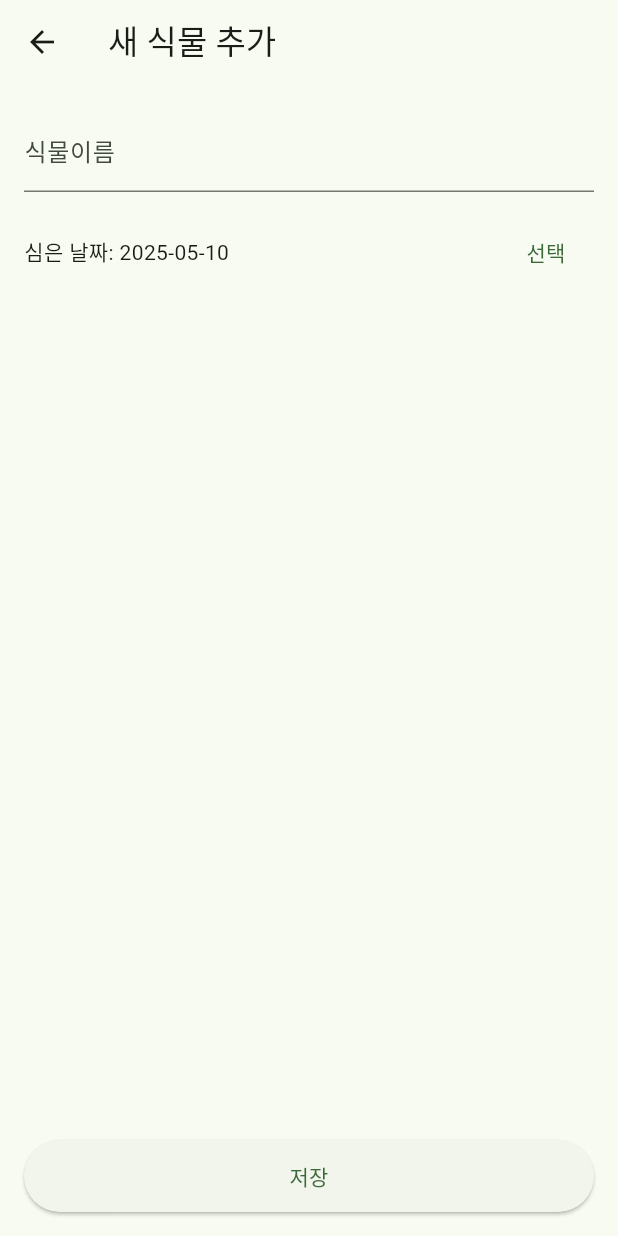
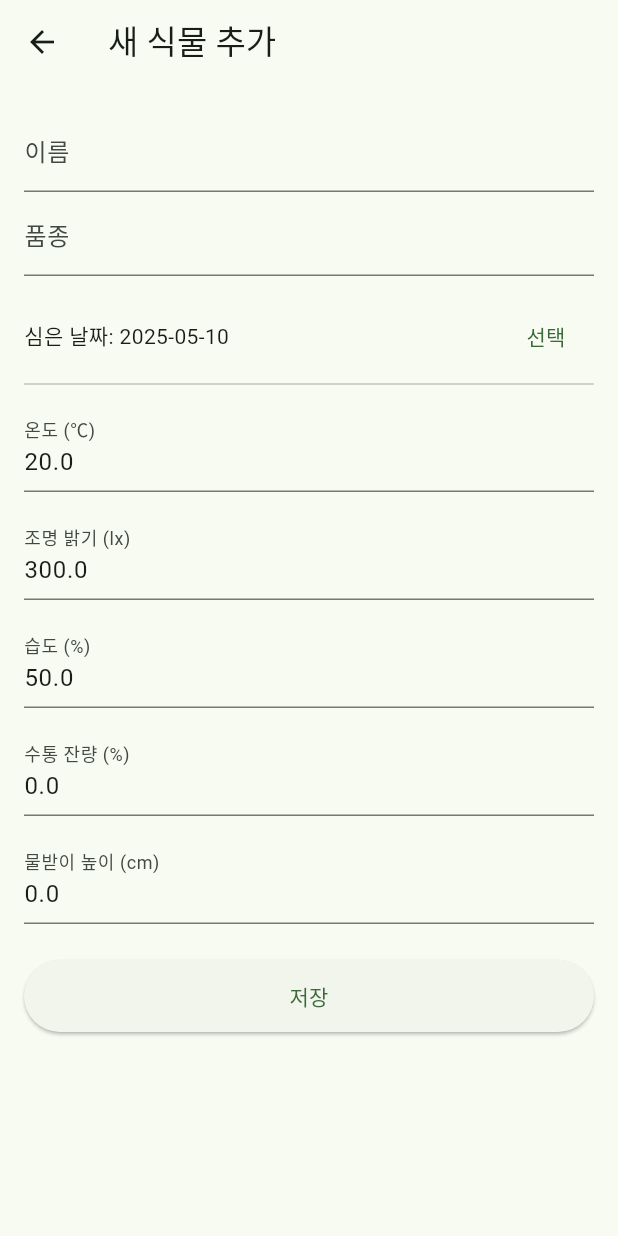
Before and after one commit to jhshin305/Plantmate, a Flutter app: the screen it shows after launch, after a tap on the "add" icon, on a phone screen of 412 x 824 dp. Run offline on Flutter 3.47's test engine with Material 3 defaults, Android fonts, the light colour scheme and no system bars; our stand-ins replace sqflite; accounts and stored records are empty.

Commit message:
only one plant

```diff
--- a/plantmate/lib/main.dart
+++ b/plantmate/lib/main.dart
@@ -1,25 +1,24 @@
 import 'package:flutter/material.dart';
 import 'screens/home_screen.dart';
+import 'screens/add_plant_screen.dart';
 import 'screens/detail_screen.dart';
-import 'screens/add_plant_screen.dart';
 
 void main() => runApp(const PlantMateApp());
 
 class PlantMateApp extends StatelessWidget {
   const PlantMateApp({super.key});
-
   @override
-  Widget build(BuildContext context) {
+  Widget build(BuildContext c) {
     return MaterialApp(
       title: 'PlantMate',
-      theme: ThemeData(
+      theme: ThemeData.from(
         colorScheme: ColorScheme.fromSeed(seedColor: Colors.green),
       ),
       initialRoute: '/',
       routes: {
         '/': (_) => const HomeScreen(),
+        '/add': (_) => const AddPlantScreen(),
         '/detail': (_) => const DetailScreen(),
-        '/add': (_) => const AddPlantScreen(),
       },
     );
   }
--- a/plantmate/lib/screens/add_plant_screen.dart
+++ b/plantmate/lib/screens/add_plant_screen.dart
@@ -1,7 +1,7 @@
 import 'package:flutter/material.dart';
 
 class AddPlantScreen extends StatefulWidget {
-  const AddPlantScreen({super.key});
+  const AddPlantScreen({Key? key}) : super(key: key);
 
   @override
   State<AddPlantScreen> createState() => _AddPlantScreenState();
@@ -10,23 +10,41 @@ class AddPlantScreen extends StatefulWidget {
 class _AddPlantScreenState extends State<AddPlantScreen> {
   final _formKey = GlobalKey<FormState>();
   String _name = '';
-  DateTime _planted = DateTime.now();
+  String _variety = '';
+  DateTime _date = DateTime.now();
+  double _temp = 20;
+  double _bright = 300;
+  double _hum = 50;
+  double _tank = 0;
+  double _tray = 0;
 
   Future<void> _pickDate() async {
-    final dt = await showDatePicker(
+    final picked = await showDatePicker(
       context: context,
-      initialDate: _planted,
+      initialDate: _date,
       firstDate: DateTime(2020),
       lastDate: DateTime.now(),
     );
-    if (dt != null) setState(() => _planted = dt);
+    if (picked != null) {
+      setState(() {
+        _date = picked;
+      });
+    }
   }
 
   void _save() {
     if (!_formKey.currentState!.validate()) return;
     _formKey.currentState!.save();
-    // TODO: DB 저장 & 서버 동기화 로직
-    Navigator.pop(context, _name); // _name을 실제로 사용합니다.
+    Navigator.pop<Map<String, dynamic>>(context, {
+      'name': _name,
+      'variety': _variety,
+      'date': _date.toIso8601String(),
+      'temp': _temp,
+      'bright': _bright,
+      'hum': _hum,
+      'tank': _tank,
+      'tray': _tray,
+    });
   }
 
   @override
@@ -37,26 +55,64 @@ class _AddPlantScreenState extends State<AddPlantScreen> {
         padding: const EdgeInsets.all(16),
         child: Form(
           key: _formKey,
-          child: Column(
+          child: ListView(
             children: [
               TextFormField(
-                decoration: const InputDecoration(labelText: '식물이름'),
-                validator: (v) => v == null || v.isEmpty ? '이름을 입력해주세요' : null,
-                onSaved: (v) => _name = v!,
+                decoration: const InputDecoration(labelText: '이름'),
+                validator: (value) =>
+                    value == null || value.isEmpty ? '필수 입력' : null,
+                onSaved: (value) => _name = value!,
+              ),
+              TextFormField(
+                decoration: const InputDecoration(labelText: '품종'),
+                validator: (value) =>
+                    value == null || value.isEmpty ? '필수 입력' : null,
+                onSaved: (value) => _variety = value!,
               ),
               const SizedBox(height: 16),
               Row(
                 children: [
-                  Text('심은 날짜: ${_planted.toLocal().toString().split(' ')[0]}'),
+                  Text('심은 날짜: ${_date.toLocal().toString().split(' ')[0]}'),
                   const Spacer(),
-                  TextButton(onPressed: _pickDate, child: const Text('선택')),
+                  TextButton(
+                    onPressed: _pickDate,
+                    child: const Text('선택'),
+                  ),
                 ],
               ),
-              const Spacer(),
+              const Divider(),
+              _buildNumberField(
+                label: '온도 (℃)',
+                initialValue: _temp.toString(),
+                onSaved: (value) => _temp = double.parse(value ?? '0'),
+              ),
+              _buildNumberField(
+                label: '조명 밝기 (lx)',
+                initialValue: _bright.toString(),
+                onSaved: (value) => _bright = double.parse(value ?? '0'),
+              ),
+              _buildNumberField(
+                label: '습도 (%)',
+                initialValue: _hum.toString(),
+                onSaved: (value) => _hum = double.parse(value ?? '0'),
+              ),
+              _buildNumberField(
+                label: '수통 잔량 (%)',
+                initialValue: _tank.toString(),
+                onSaved: (value) => _tank = double.parse(value ?? '0'),
+              ),
+              _buildNumberField(
+                label: '물받이 높이 (cm)',
+                initialValue: _tray.toString(),
+                onSaved: (value) => _tray = double.parse(value ?? '0'),
+              ),
+              const SizedBox(height: 16),
               ElevatedButton(
                 onPressed: _save,
-                style: ElevatedButton.styleFrom(minimumSize: const Size.fromHeight(48)),
-                child: const Text('저장'), // child를 맨 뒤로 옮겼습니다.
+                style: ElevatedButton.styleFrom(
+                  minimumSize: const Size.fromHeight(48),
+                ),
+                child: const Text('저장'),
               ),
             ],
           ),
@@ -64,4 +120,22 @@ class _AddPlantScreenState extends State<AddPlantScreen> {
       ),
     );
   }
+
+  Widget _buildNumberField({
+    required String label,
+    required String initialValue,
+    required FormFieldSetter<String?> onSaved,
+  }) {
+    return Padding(
+      padding: const EdgeInsets.symmetric(vertical: 8),
+      child: TextFormField(
+        initialValue: initialValue,
+        keyboardType: TextInputType.number,
+        decoration: InputDecoration(labelText: label),
+        validator: (value) =>
+            value == null || value.isEmpty ? '필수 입력' : null,
+        onSaved: onSaved,
+      ),
+    );
+  }
 }
--- a/plantmate/lib/screens/detail_screen.dart
+++ b/plantmate/lib/screens/detail_screen.dart
@@ -15,17 +15,15 @@ class DetailScreen extends StatelessWidget {
           children: [
             Text(plantName, style: Theme.of(context).textTheme.headlineSmall),
             const SizedBox(height: 16),
-            // 센서 데이터 차트 자리
+            // 차트 자리
             Container(
               height: 150,
               color: Colors.green[50],
               child: const Center(child: Text('차트/그래프 영역')),
             ),
             const SizedBox(height: 16),
-            // 토글 예시
             Row(
               mainAxisAlignment: MainAxisAlignment.spaceBetween,
-              // const를 제거합니다.
               children: [
                 const Text('자동 급수'),
                 Switch(value: true, onChanged: (_) {}),
--- a/plantmate/lib/screens/home_screen.dart
+++ b/plantmate/lib/screens/home_screen.dart
@@ -1,91 +1,116 @@
 import 'package:flutter/material.dart';
+import '../models/plant.dart';
+import '../services/db_helper.dart';
+import 'add_plant_screen.dart';
 
-class HomeScreen extends StatelessWidget {
-  const HomeScreen({super.key});
+class HomeScreen extends StatefulWidget {
+  const HomeScreen({Key? key}) : super(key: key);
 
-  final List<String> _plants = const ['알로에', '스투키', '몬스테라'];
+  @override
+  State<HomeScreen> createState() => _HomeScreenState();
+}
+
+class _HomeScreenState extends State<HomeScreen> {
+  final DBHelper _db = DBHelper();
+  Plant? _plant;
+
+  @override
+  void initState() {
+    super.initState();
+    _loadPlant();
+  }
+
+  Future<void> _loadPlant() async {
+    final plants = await _db.fetchAllPlants();
+    setState(() => _plant = plants.isNotEmpty ? plants.first : null);
+  }
+
+  Future<void> _addPlant() async {
+    final result = await Navigator.push<Map<String, dynamic>>(
+      context,
+      MaterialPageRoute(builder: (_) => const AddPlantScreen()),
+    );
+    if (result != null) {
+      final newPlant = Plant(
+        name: result['name'] as String,
+        variety: result['variety'] as String,
+        plantedDate: DateTime.parse(result['date'] as String),
+        temperature: result['temp'] as double,
+        brightness: result['bright'] as double,
+        humidity: result['hum'] as double,
+        tankLevel: result['tank'] as double,
+        trayHeight: result['tray'] as double,
+      );
+      if (_plant == null) {
+        await _db.insertPlant(newPlant);
+      } else {
+        final updated = newPlant..id = _plant!.id;
+        await _db.updatePlant(updated);
+      }
+      _loadPlant();
+    }
+  }
+
+  Future<void> _removePlant() async {
+    if (_plant?.id != null) {
+      await _db.deletePlant(_plant!.id!);
+      setState(() => _plant = null);
+    }
+  }
 
   @override
   Widget build(BuildContext context) {
-    final count = _plants.length + 1;
     return Scaffold(
       appBar: AppBar(
         title: const Text('🌿 PlantMate'),
+        actions: [
+          if (_plant != null)
+            IconButton(
+              icon: const Icon(Icons.delete),
+              onPressed: _removePlant,
+            ),
+        ],
       ),
-      body: Padding(
-        padding: const EdgeInsets.all(16),
-        child: GridView.builder(
-          itemCount: count,
-          gridDelegate: const SliverGridDelegateWithFixedCrossAxisCount(
-            crossAxisCount: 2,
-            mainAxisSpacing: 12,
-            crossAxisSpacing: 12,
-            childAspectRatio: 4 / 5,
-          ),
-          itemBuilder: (ctx, i) {
-            if (i == _plants.length) {
-              return _AddCard(onTap: () => Navigator.pushNamed(ctx, '/add'));
-            }
-            return _PlantCard(
-              name: _plants[i],
-              days: (i + 1) * 3,
-              onTap: () => Navigator.pushNamed(ctx, '/detail', arguments: _plants[i]),
-            );
-          },
-        ),
-      ),
+      body: _plant == null
+          ? Center(
+              child: ElevatedButton.icon(
+                icon: const Icon(Icons.add),
+                label: const Text('새 식물 추가'),
+                onPressed: _addPlant,
+              ),
+            )
+          : Padding(
+              padding: const EdgeInsets.all(16),
+              child: Column(
+                crossAxisAlignment: CrossAxisAlignment.start,
+                children: [
+                  Text(
+                    _plant!.name,
+                    style: Theme.of(context).textTheme.headlineSmall,
+                  ),
+                  const SizedBox(height: 8),
+                  Text('품종: ${_plant!.variety}'),
+                  const SizedBox(height: 4),
+                  Text('심은 날짜: ${_plant!.plantedDate.toLocal().toString().split(' ')[0]}'),
+                  const SizedBox(height: 4),
+                  Text('온도: ${_plant!.temperature}℃'),
+                  const SizedBox(height: 2),
+                  Text('조명 밝기: ${_plant!.brightness} lx'),
+                  const SizedBox(height: 2),
+                  Text('습도: ${_plant!.humidity}%'),
+                  const SizedBox(height: 2),
+                  Text('수통 잔량: ${_plant!.tankLevel}%'),
+                  const SizedBox(height: 2),
+                  Text('물받이 높이: ${_plant!.trayHeight} cm'),
+                ],
+              ),
+            ),
+      floatingActionButton: _plant == null
+          ? FloatingActionButton(
+              onPressed: _addPlant,
+              child: const Icon(Icons.add),
+            )
+          : null,
     );
   }
 }
-
-class _PlantCard extends StatelessWidget {
-  final String name;
-  final int days;
-  final VoidCallback onTap;
-  const _PlantCard({required this.name, required this.days, required this.onTap});
-
-  @override
-  Widget build(BuildContext context) {
-    return Card(
-      shape: RoundedRectangleBorder(borderRadius: BorderRadius.circular(12)),
-      elevation: 2,
-      child: InkWell(
-        borderRadius: BorderRadius.circular(12),
-        onTap: onTap,
-        child: Padding(
-          padding: const EdgeInsets.all(12),
-          child: Column(
-            crossAxisAlignment: CrossAxisAlignment.start,
-            children: [
-              Center(child: Icon(Icons.local_florist, size: 48, color: Colors.green[700])),
-              const Spacer(),
-              Text(name, style: Theme.of(context).textTheme.titleMedium),
-              const SizedBox(height: 4),
-              Text('$days일차', style: Theme.of(context).textTheme.bodySmall),
-            ],
-          ),
-        ),
-      ),
-    );
-  }
-}
-
-class _AddCard extends StatelessWidget {
-  final VoidCallback onTap;
-  const _AddCard({required this.onTap});
-
-  @override
-  Widget build(BuildContext context) {
-    return Card(
-      shape: RoundedRectangleBorder(
-        borderRadius: BorderRadius.circular(12),
-        side: BorderSide(color: Colors.grey[300]!),
-      ),
-      child: InkWell(
-        borderRadius: BorderRadius.circular(12),
-        onTap: onTap,
-        child: const Center(child: Icon(Icons.add, size: 48, color: Colors.grey)),
-      ),
-    );
-  }
-}
```
Also changed, not shown: plantmate/lib/models/plant.dart (+26 -4 lines), plantmate/lib/services/db_helper.dart (+37 -34 lines).
